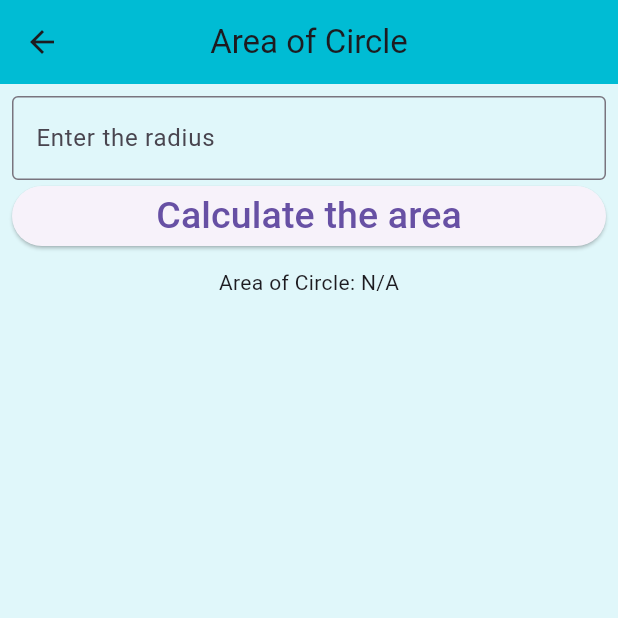
After one commit to Aayush1222/classworks, a Flutter app: the screen it shows after launch, after a tap on "Circle Area Calculator", on a phone screen of 412 x 824 dp, the top half of it. The commit adds this screen. Run offline on Flutter 3.47's test engine with Material 3 defaults, Android fonts, the phone set to English and light mode, and no system bars.

Commit message:
adding areaofcircle function

```diff
--- /dev/null
+++ b/batch32b/lib/model/circle_model.dart
@@ -0,0 +1,12 @@
+// circle_model.dart
+
+class Circle {
+  final double radius;
+  static const double piValue = 3.14159; // Predefined pi value
+
+  Circle({required this.radius});
+
+  double calculateArea() {
+    return piValue * radius * radius;
+  }
+}
--- a/batch32b/lib/screen/arithmetic_screen.dart
+++ b/batch32b/lib/screen/arithmetic_screen.dart
@@ -1,3 +1,4 @@
+import 'package:batch32b/model/airthmetic_model.dart';
 import 'package:flutter/material.dart';
 
 class ArithmeticScreen extends StatefulWidget {
@@ -13,6 +14,7 @@ class _ArithmeticScreenState extends State<ArithmeticScreen> {
   int? result;
 
   final myKey = GlobalKey<FormState>();
+  ArithmeticModel? arithmeticModel;
 
   @override
   Widget build(BuildContext context) {
@@ -91,7 +93,9 @@ class _ArithmeticScreenState extends State<ArithmeticScreen> {
                   onPressed: () {
                     if (first != null && second != null) {
                       setState(() {
-                        result = first! - second!;
+                        arithmeticModel =
+                            ArithmeticModel(first: first!, second: second!);
+                        result = arithmeticModel!.add();
                       });
                     }
                   },
--- /dev/null
+++ b/batch32b/lib/screen/circle_screen.dart
@@ -0,0 +1,83 @@
+import 'package:flutter/material.dart';
+import 'package:batch32b/model/circle_model.dart'; // Import CircleModel
+
+class CircleScreen extends StatefulWidget {
+  const CircleScreen({Key? key}) : super(key: key); // Fix constructor syntax
+
+  @override
+  State<CircleScreen> createState() => _CircleScreenState();
+}
+
+class _CircleScreenState extends State<CircleScreen> {
+  int? first;
+  double? result;
+  late Circle calcu;
+  final myKey = GlobalKey<FormState>();
+
+  @override
+  Widget build(BuildContext context) {
+    return Scaffold(
+      backgroundColor: Colors.cyan.shade50,
+      appBar: AppBar(
+        title: const Text("Area of Circle"),
+        backgroundColor: Colors.cyan,
+        centerTitle: true,
+      ),
+      body: Padding(
+        padding: const EdgeInsets.all(8.0),
+        child: Form(
+          key: myKey,
+          child: Column(
+            children: [
+              TextFormField(
+                validator: (value) {
+                  if (value == null || value.isEmpty) {
+                    return "Enter a Number";
+                  }
+                  // Check if the entered value is a valid integer
+                  if (int.tryParse(value) == null) {
+                    return "Enter a valid integer";
+                  }
+                  return null;
+                },
+                onChanged: (value) {
+                  // Update 'first' when the value changes
+                  first = int.tryParse(value);
+                },
+                keyboardType: TextInputType.number,
+                decoration: const InputDecoration(
+                  labelText: "Enter the radius",
+                  border: OutlineInputBorder(),
+                ),
+              ),
+              SizedBox(
+                width: double.infinity,
+                child: ElevatedButton(
+                  onPressed: () {
+                    if (myKey.currentState!.validate()) {
+                      setState(() {
+                        calcu = Circle(
+                            radius: first!
+                                .toDouble()); // Convert int to double before initializing
+
+                        result = calcu.calculateArea(); // Calculate the area
+                      });
+                    }
+                  },
+                  child: const Text(
+                    'Calculate the area',
+                    style: TextStyle(
+                      fontSize: 25,
+                    ),
+                  ),
+                ),
+              ),
+              const SizedBox(height: 10),
+              Text("Area of Circle: ${result ?? 'N/A'}"),
+            ],
+          ),
+        ),
+      ),
+    );
+  }
+}
--- a/batch32b/lib/screen/dashboard.dart
+++ b/batch32b/lib/screen/dashboard.dart
@@ -1,9 +1,11 @@
+import 'package:flutter/material.dart';
 import 'package:batch32b/screen/arithmetic_screen.dart';
 import 'package:batch32b/screen/simple_interest.dart';
-import 'package:flutter/material.dart';
+import 'package:batch32b/screen/circle_screen.dart'; // Import CircleScreen
 
 class DashBoard extends StatelessWidget {
-  const DashBoard({super.key});
+  const DashBoard({super.key}); // Fix constructor syntax
+
   @override
   Widget build(BuildContext context) {
     return MaterialApp(
@@ -18,7 +20,6 @@ class DashBoard extends StatelessWidget {
             children: [
               ElevatedButton(
                 onPressed: () {
-                  // Action for first button
                   Navigator.push(
                     context,
                     MaterialPageRoute(
@@ -27,17 +28,29 @@ class DashBoard extends StatelessWidget {
                 },
                 child: const Text('Arithmetic Screen'),
               ),
-              const SizedBox(height: 20), // Adding some space between buttons
+              const SizedBox(height: 20), // Adding space between buttons
               ElevatedButton(
                 onPressed: () {
-                  // Action for first button
                   Navigator.push(
                     context,
                     MaterialPageRoute(
-                        builder: (context) => const SimpleInterest()),
+                        builder: (context) => const SimpleInterestScreen()),
                   );
                 },
                 child: const Text('Simple Interest'),
+              ),
+              const SizedBox(height: 20), // Adding space between buttons
+              ElevatedButton(
+                onPressed: () {
+                  Navigator.push(
+                    context,
+                    MaterialPageRoute(
+                        builder: (context) =>
+                            const CircleScreen()), // Navigate to CircleScreen
+                  );
+                },
+                child: const Text(
+                    'Circle Area Calculator'), // Text for the new button
               ),
             ],
           ),
```
Also changed, not shown: batch32b/lib/model/airthmetic_model.dart (added, +19 -0 lines), batch32b/lib/model/simple_interest.dart (added, +16 -0 lines), batch32b/lib/screen/hello_world_screen.dart (deleted, +0 -19 lines), batch32b/lib/screen/simple_interest.dart (+19 -14 lines).
